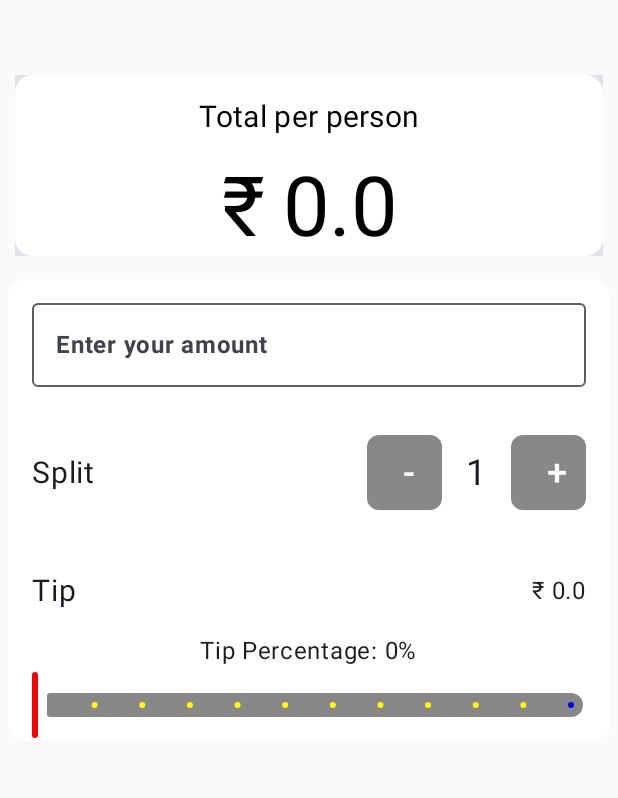
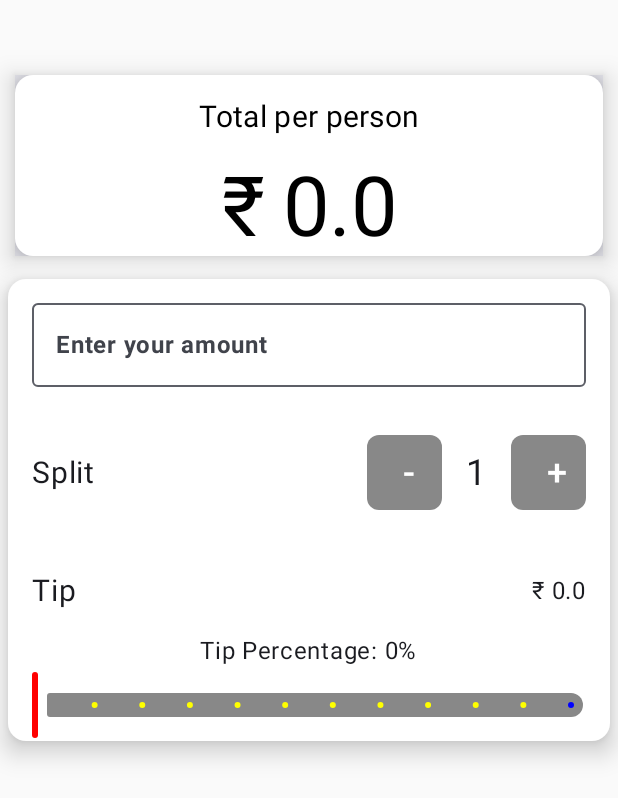
Before and after one commit to ayushsingh-22/Tip_Calculator, an Android app built with Jetpack Compose: the screen it shows after launch (MainActivity), on a phone screen of 412 x 824 dp. Shown: the top 798 px of the screen. Run offline under Robolectric (Android 15) with nearby library versions, the light colour scheme and no system bars.

Commit message:
01-August-24

```diff
--- a/app/src/main/java/com/example/tipcalc/MainActivity.kt
+++ b/app/src/main/java/com/example/tipcalc/MainActivity.kt
@@ -1,7 +1,7 @@
 package com.example.tipcalc
 
 import android.os.Bundle
-import android.util.Size
+import android.widget.Space
 import androidx.activity.ComponentActivity
 import androidx.activity.compose.setContent
 import androidx.activity.enableEdgeToEdge
@@ -34,11 +34,14 @@ class MainActivity : ComponentActivity() {
         enableEdgeToEdge()
         setContent {
             TipCalcTheme {
+                Box(modifier = Modifier
+                    .fillMaxSize()
+                    .size(2.dp)) {
 
                     Column {
                         var amount by remember { mutableStateOf("") }
-                        var splitValue by remember { mutableStateOf(1) }
-                        var tipPercentage by remember { mutableStateOf(0f) }
+                        var splitValue by remember { mutableIntStateOf(1) }
+                        var tipPercentage by remember { mutableFloatStateOf(0f) }
 
                         Calculation(
                             amount = amount,
@@ -49,6 +52,7 @@ class MainActivity : ComponentActivity() {
                             tipChanged = { newTip -> tipPercentage = newTip }
                         )
                     }
+                }
             }
         }
     }
@@ -64,8 +68,8 @@ fun Calculation(
     tipChanged: (Float) -> Unit
 ) {
     val keyboard = LocalSoftwareKeyboardController.current
-    var totalAmount by remember { mutableStateOf(0f) }
-    var totalPerPerson by remember { mutableStateOf(0f) }
+    var totalAmount by remember { mutableFloatStateOf(0f) }
+    var totalPerPerson by remember { mutableFloatStateOf(0f) }
 
     LaunchedEffect(amount, splitValue, tipPercentage) {
         val amountValue = amount.toFloatOrNull() ?: 0f
@@ -80,6 +84,7 @@ fun Calculation(
         modifier = Modifier
             .fillMaxWidth()
             .padding(5.dp),
+        elevation = CardDefaults.cardElevation(defaultElevation = 10.dp),
         colors = CardDefaults.cardColors(
             containerColor = Color.White)
     ) {
@@ -186,13 +191,15 @@ fun Calculator(amountPerPerson: Float) {
         modifier = Modifier
             .fillMaxWidth()
             .padding(10.dp)
-            .padding(top = 40.dp)
-    ) {
+            .padding(top = 40.dp),
+        elevation = CardDefaults.cardElevation(defaultElevation = 10.dp),
+
+        ) {
         Column {
             Card(
                 colors = CardDefaults.cardColors(
-                    containerColor = Color.White,
-                )
+                    containerColor = Color.White,),
+                        elevation = CardDefaults.cardElevation(defaultElevation = 10.dp),
             ) {
                 Text(
                     text = "Total per person",
```
Also changed, not shown: app/src/main/res/drawable/atm.png (deleted), app/src/main/res/drawable/back.png (deleted), app/src/main/res/drawable/calculation2.png (deleted).
